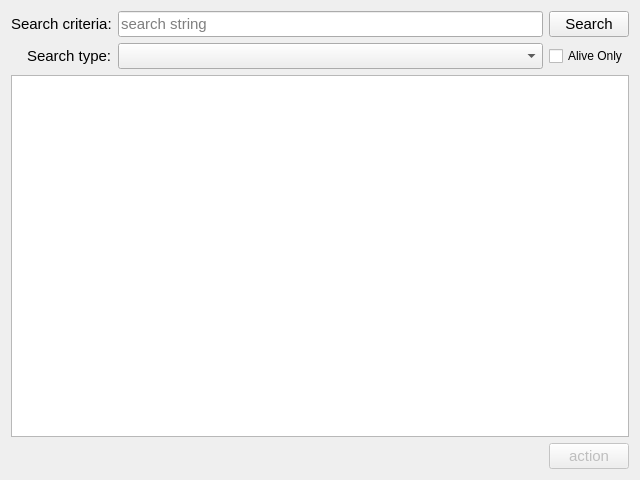
Above: ccs/search/searchnoderesult.ui from bisegni/chaosframework before the change. Below: the same form after it.
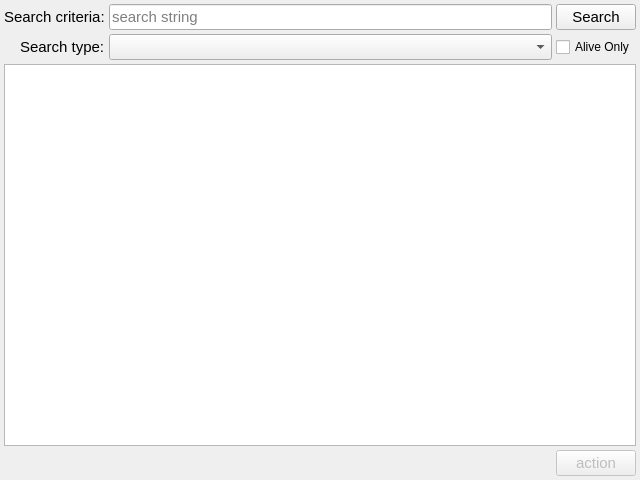
That is the form after the change.

Commit message: removed main windoe ui and fix all root layout margins for all widget

Diff of the .ui file:
```diff
--- a/ccs/search/searchnoderesult.ui
+++ b/ccs/search/searchnoderesult.ui
@@ -26,6 +26,21 @@
    <string>Form</string>
   </property>
   <layout class="QVBoxLayout" name="verticalLayout">
+   <property name="spacing">
+    <number>4</number>
+   </property>
+   <property name="leftMargin">
+    <number>4</number>
+   </property>
+   <property name="topMargin">
+    <number>4</number>
+   </property>
+   <property name="rightMargin">
+    <number>4</number>
+   </property>
+   <property name="bottomMargin">
+    <number>4</number>
+   </property>
    <item>
     <layout class="QVBoxLayout" name="verticalLayout_2">
      <item>
```
The commit also changes 6 other files.
